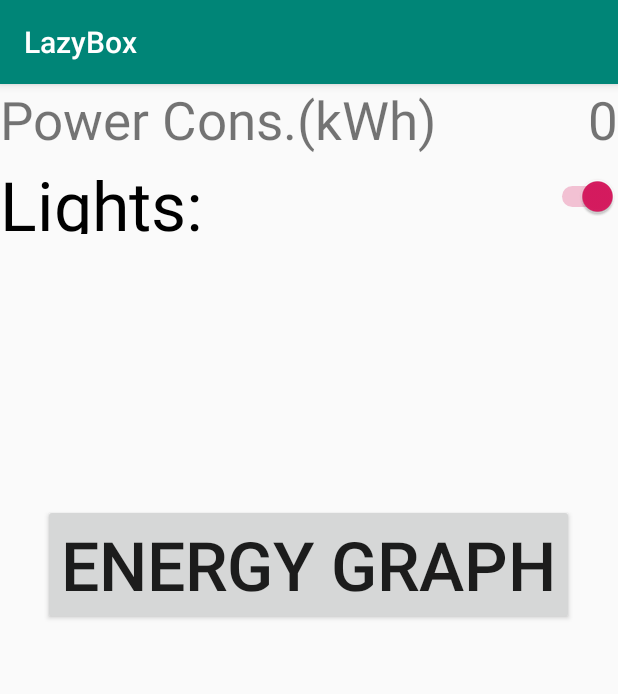
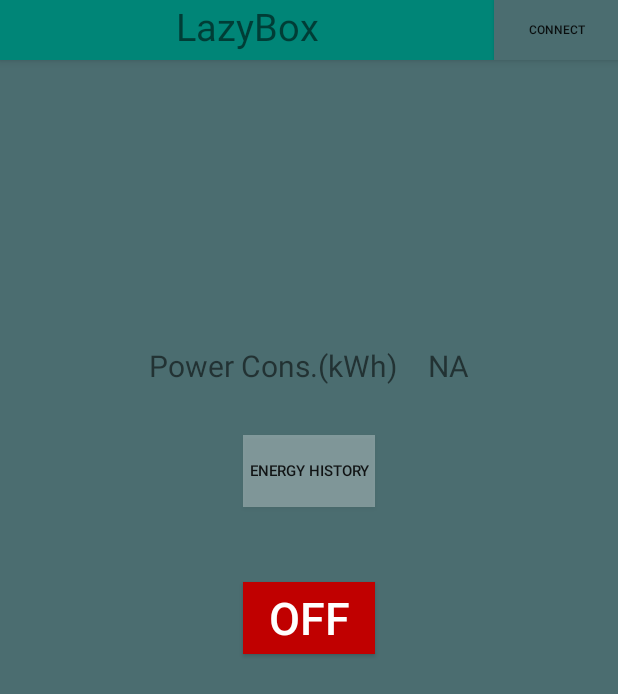
Before and after one commit to YashxD/LazyBox, an Android app: the screen it shows after launch (MainActivity), on a phone screen of 412 x 824 dp. Shown: the top 694 px of the screen. Run offline under Robolectric (Android 15) with nearby library versions, the phone set to English and light mode, and no system bars.

Commit message:
UI Updated

```diff
--- a/app/src/main/java/io/github/yashxd/lazybox/MainActivity.java
+++ b/app/src/main/java/io/github/yashxd/lazybox/MainActivity.java
@@ -1,5 +1,7 @@
 package io.github.yashxd.lazybox;
 
+import android.app.LauncherActivity;
+import android.content.Intent;
 import android.support.v7.app.AppCompatActivity;
 import android.os.Bundle;
 import android.view.View;
@@ -10,31 +12,57 @@ import android.widget.TextView;
 import android.widget.Toast;
 
 public class MainActivity extends AppCompatActivity {
-    Button grbt;
-    TextView powtv;
-    Switch swch1;
+
+    Button switchButton;
+    Button powerHistoryButton;
+    Button connectButton;
+
+    Boolean switchState = false;
+
+    String TAG = "MainActivity";
+
     @Override
     protected void onCreate(Bundle savedInstanceState) {
         super.onCreate(savedInstanceState);
         setContentView(R.layout.activity_main);
-        grbt=(Button)findViewById(R.id.graph_btn);
-        powtv=(TextView)findViewById(R.id.power_tv);
-        swch1=(Switch)findViewById(R.id.tog1);
 
-        swch1.setOnCheckedChangeListener(new CompoundButton.OnCheckedChangeListener() {
-            @Override
-            public void onCheckedChanged(CompoundButton buttonView, boolean isChecked) {
-                //send ping to server
-                Toast.makeText(getApplicationContext(),"Switch toggled",Toast.LENGTH_SHORT).show();
-            }
-        });
-        grbt.setOnClickListener(new View.OnClickListener() {
+        switchButton = findViewById(R.id.button_switch_activity_main);
+        powerHistoryButton = findViewById(R.id.button_history_activity_main);
+        connectButton = findViewById(R.id.button_connect_activity_main);
+
+        //Initialize button in off state
+        switchButton.setBackgroundColor(getResources().getColor(R.color.colorButtonOff));
+        switchButton.setText(getText(R.string.switch_off));
+
+        switchButton.setOnClickListener(new View.OnClickListener() {
             @Override
             public void onClick(View v) {
-                //start graph activity
+                switchState = !switchState;
+                if(switchState){
+                    switchButton.setBackgroundColor(getResources().getColor(R.color.colorButtonOn));
+                    switchButton.setText(getText(R.string.switch_on));
+                }
+                else{
+                    switchButton.setBackgroundColor(getResources().getColor(R.color.colorButtonOff));
+                    switchButton.setText(getText(R.string.switch_off));
+                }
             }
         });
 
+        powerHistoryButton.setOnClickListener(new View.OnClickListener() {
+            @Override
+            public void onClick(View v) {
+                Intent intent = new Intent(MainActivity.this, PowerHistory.class);
+                startActivity(intent);
+            }
+        });
+
+        connectButton.setOnClickListener(new View.OnClickListener() {
+            @Override
+            public void onClick(View v) {
+                Toast.makeText(getApplicationContext(),"Coming Soon!",Toast.LENGTH_SHORT).show();
+            }
+        });
     }
 
 }
--- a/app/src/main/res/layout/activity_main.xml
+++ b/app/src/main/res/layout/activity_main.xml
@@ -4,31 +4,68 @@
     xmlns:tools="http://schemas.android.com/tools"
     android:layout_width="match_parent"
     android:layout_height="match_parent"
-    tools:context=".MainActivity">
+    tools:context=".MainActivity"
+    android:background="#4B6D70">
+
+    <android.support.design.widget.AppBarLayout
+        android:layout_width="match_parent"
+        android:layout_height="40dp">
+        <LinearLayout
+            android:layout_width="match_parent"
+            android:layout_height="match_parent">
+
+            <TextView
+                android:layout_width="0dp"
+                android:layout_height="match_parent"
+                android:text="@string/app_name"
+                android:textSize="25sp"
+                android:textAlignment="center"
+                android:layout_weight="4"/>
+            <Button
+                android:layout_width="0dp"
+                android:layout_height="match_parent"
+                android:layout_weight="1"
+                android:id="@+id/button_connect_activity_main"
+                android:text="@string/connect"
+                android:background="#4B6D70"
+                android:textSize="8sp"/>
+            <!--Button
+                android:layout_width="0dp"
+                android:layout_height="match_parent"
+                android:layout_weight="1"
+                android:background="#4B6D70"/-->
+        </LinearLayout>
+    </android.support.design.widget.AppBarLayout>
 
     <android.support.v7.widget.LinearLayoutCompat
-        android:layout_width="match_parent"
+        android:id="@+id/linear_layout_power_consumption"
+        android:layout_width="wrap_content"
         android:layout_height="wrap_content"
-        android:orientation="horizontal"
-        android:id="@+id/lay1">
+        android:layout_above="@+id/button_history_activity_main"
+        android:layout_centerHorizontal="true"
+        android:layout_marginBottom="0dp"
+        android:orientation="horizontal">
+
         <TextView
             android:layout_width="wrap_content"
             android:layout_height="50dp"
+            android:layout_margin="10dp"
             android:text="Power Cons.(kWh)"
-            android:textSize="35dp"
-            />
+            android:textSize="20sp" />
+
         <TextView
+            android:id="@+id/power_tv"
             android:layout_width="0sp"
             android:layout_height="50dp"
-            android:text="0"
-            android:id="@+id/power_tv"
-            android:textSize="35dp"
+            android:layout_margin="10dp"
+            android:layout_weight="1"
+            android:text="NA"
             android:textAlignment="viewEnd"
-            android:layout_weight="1"/>
+            android:textSize="20sp" />
 
     </android.support.v7.widget.LinearLayoutCompat>
 
-    <android.support.v7.widget.LinearLayoutCompat
+    <!--android.support.v7.widget.LinearLayoutCompat
         android:layout_width="match_parent"
         android:layout_height="50dp"
         android:id="@+id/lay2"
@@ -44,18 +81,30 @@
             android:checked="true"
             android:textOff="hi"
             android:textOn="byee"/>
-    </android.support.v7.widget.LinearLayoutCompat>
+    </android.support.v7.widget.LinearLayoutCompat-->
 
     <Button
-        android:id="@+id/graph_btn"
+        android:id="@+id/button_history_activity_main"
         android:layout_width="wrap_content"
         android:layout_height="wrap_content"
-        android:layout_below="@id/lay2"
+        android:layout_above="@id/button_switch_activity_main"
         android:layout_centerInParent="true"
         android:layout_centerVertical="true"
-        android:layout_marginTop="180dp"
-        android:text="Energy Graph"
-        android:textSize="45dp" />
+        android:layout_marginTop="0dp"
+        android:text="@string/energy_history_button"
+        android:textSize="10sp"
+        android:background="#4fffffff"/>
 
 
+    <Button
+        android:layout_width="wrap_content"
+        android:layout_height="wrap_content"
+        android:id="@+id/button_switch_activity_main"
+        android:text="@string/switch_off"
+        android:layout_margin="50dp"
+        android:background="@color/colorButtonOff"
+        android:textSize="30sp"
+        android:textColor="#ffffff"
+        android:layout_centerInParent="true"/>
+
 </RelativeLayout>
--- a/app/src/main/res/values/colors.xml
+++ b/app/src/main/res/values/colors.xml
@@ -3,4 +3,6 @@
     <color name="colorPrimary">#008577</color>
     <color name="colorPrimaryDark">#00574B</color>
     <color name="colorAccent">#D81B60</color>
+    <color name="colorButtonOff">#C00000</color>
+    <color name="colorButtonOn">#4CAF50</color>
 </resources>
--- a/app/src/main/res/values/strings.xml
+++ b/app/src/main/res/values/strings.xml
@@ -1,3 +1,9 @@
 <resources>
     <string name="app_name">LazyBox</string>
+
+    <string name="switch_on">On</string>
+    <string name="switch_off">Off</string>
+    <string name="energy_history_button">Energy History</string>
+
+    <string name="connect">Connect</string>
 </resources>
--- a/app/src/main/res/values/styles.xml
+++ b/app/src/main/res/values/styles.xml
@@ -1,7 +1,7 @@
 <resources>
 
     <!-- Base application theme. -->
-    <style name="AppTheme" parent="Theme.AppCompat.Light.DarkActionBar">
+    <style name="AppTheme" parent="Theme.AppCompat.Light.NoActionBar">
         <!-- Customize your theme here. -->
         <item name="colorPrimary">@color/colorPrimary</item>
         <item name="colorPrimaryDark">@color/colorPrimaryDark</item>
```
Also changed, not shown: app/src/main/java/io/github/yashxd/lazybox/PowerHistory.java (+22 -0 lines), app/src/main/res/layout/activity_power_history.xml (+33 -3 lines).
